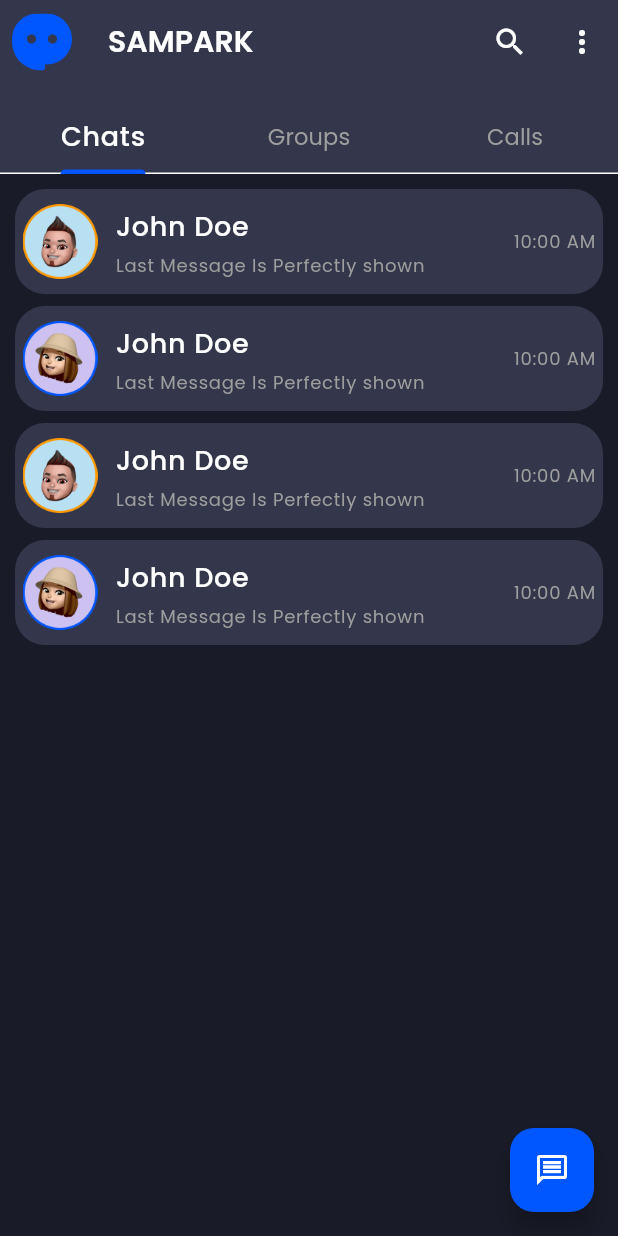
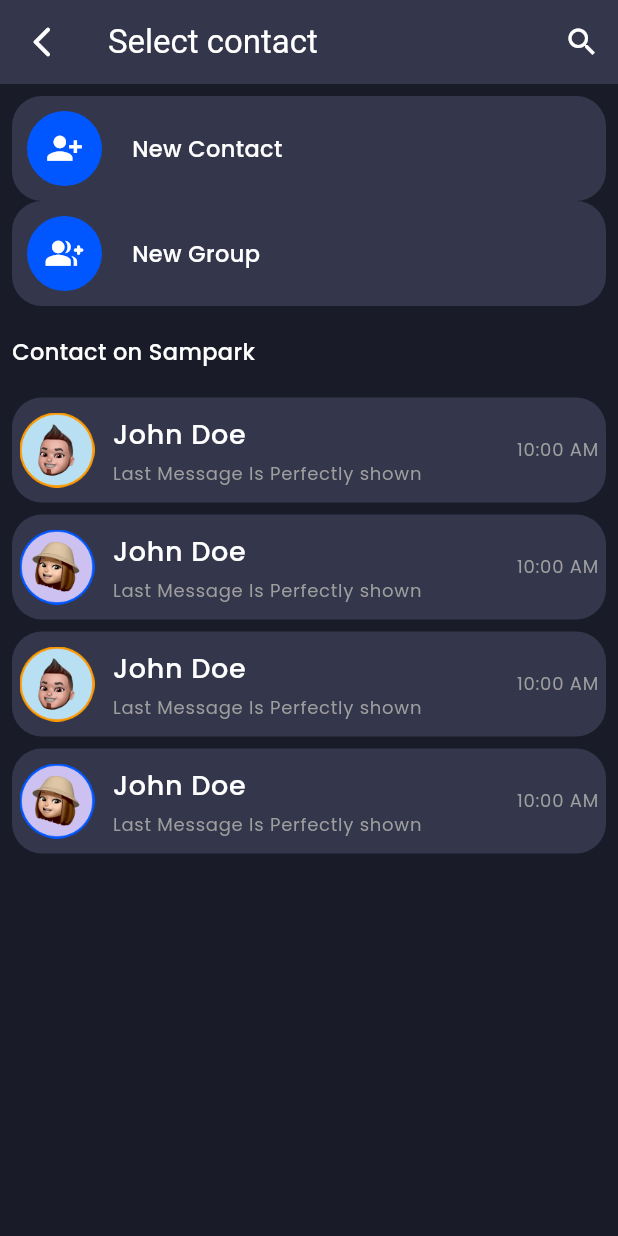
Before and after one commit to dd-18/samparkapp, a Flutter app: the HomePage screen opened by its route, after a tap on the "message" icon, on a phone screen of 412 x 824 dp. Run offline on Flutter 3.47's test engine with Material 3 defaults, Android fonts, the light colour scheme and no system bars; our stand-ins replace cloud_firestore, firebase_auth, firebase_core, flutter_svg, get, image_picker and 1 more; accounts and stored records are empty; statements that could not run were skipped.

Commit message:
feat: Implement Contact Page and navigation
- Created `ContactPage` with `NewContactTile` for adding new contacts and groups, and `ChatTile` for listing existing contacts.
- Added `NewContactTile` widget to display options for creating new contacts or groups.
- Updated `HomePage` FloatingActionButton to navigate to `ContactPage`.
- Added `/contactPage` route to `PagePath.dart`.

```diff
--- a/lib/Config/PagePath.dart
+++ b/lib/Config/PagePath.dart
@@ -1,4 +1,5 @@
 import 'package:get/get.dart';
+import 'package:samparkapp/Pages/ContactPage/ContactPage.dart';
 
 import '../Pages/Auth/AuthPage.dart';
 import '../Pages/Chat/ChatPage.dart';
@@ -32,4 +33,9 @@ var pagePath = [
     page: () => UserUpdateProfile(),
     transition: Transition.rightToLeftWithFade,
   ),
+  GetPage(
+    name: "/contactPage",
+    page: () => ContactPage(),
+    transition: Transition.rightToLeftWithFade,
+  ),
 ];
--- /dev/null
+++ b/lib/Pages/ContactPage/ContactPage.dart
@@ -0,0 +1,76 @@
+import 'package:flutter/material.dart';
+import 'package:get/get.dart';
+
+import '../../Config/Images.dart';
+import '../HomePage/Widgets/ChatTile.dart';
+import 'Widgets/NewContactTile.dart';
+
+class ContactPage extends StatelessWidget {
+  const ContactPage({super.key});
+
+  @override
+  Widget build(BuildContext context) {
+    return SafeArea(
+      child: Scaffold(
+        appBar: AppBar(
+          title: Text("Select contact"),
+          leading: IconButton(
+            onPressed: () {
+              Get.back();
+            },
+            icon: Icon(Icons.arrow_back_ios_new_rounded),
+          ),
+          actions: [IconButton(onPressed: () {}, icon: Icon(Icons.search))],
+        ),
+        body: Padding(
+          padding: const EdgeInsets.all(8.0),
+          child: ListView(
+            children: [
+              NewContactTile(
+                btnName: "New Contact",
+                icon: Icons.person_add_alt_1,
+                onTap: () {},
+              ),
+              NewContactTile(
+                btnName: "New Group",
+                icon: Icons.group_add_rounded,
+                onTap: () {},
+              ),
+              SizedBox(height: 20),
+              Row(children: [Text("Contact on Sampark")]),
+              SizedBox(height: 20),
+              Column(
+                children: [
+                  ChatTile(
+                    name: "John Doe",
+                    lastChat: "Last Message Is Perfectly shown",
+                    lastTime: "10:00 AM",
+                    imageUrl: AssetsImage.boypic,
+                  ),
+                  ChatTile(
+                    name: "John Doe",
+                    lastChat: "Last Message Is Perfectly shown",
+                    lastTime: "10:00 AM",
+                    imageUrl: AssetsImage.girlpic,
+                  ),
+                  ChatTile(
+                    name: "John Doe",
+                    lastChat: "Last Message Is Perfectly shown",
+                    lastTime: "10:00 AM",
+                    imageUrl: AssetsImage.boypic,
+                  ),
+                  ChatTile(
+                    name: "John Doe",
+                    lastChat: "Last Message Is Perfectly shown",
+                    lastTime: "10:00 AM",
+                    imageUrl: AssetsImage.girlpic,
+                  ),
+                ],
+              ),
+            ],
+          ),
+        ),
+      ),
+    );
+  }
+}
--- /dev/null
+++ b/lib/Pages/ContactPage/Widgets/NewContactTile.dart
@@ -0,0 +1,48 @@
+import 'package:flutter/material.dart';
+
+class NewContactTile extends StatelessWidget {
+  final String btnName;
+  final IconData icon;
+  final VoidCallback onTap;
+
+  const NewContactTile({
+    super.key,
+    required this.btnName,
+    required this.icon,
+    required this.onTap,
+  });
+
+  @override
+  Widget build(BuildContext context) {
+    return InkWell(
+      onTap: onTap,
+      child: Container(
+        padding: EdgeInsets.all(10),
+        decoration: BoxDecoration(
+          color: Theme.of(context).colorScheme.primaryContainer,
+          borderRadius: BorderRadius.circular(20),
+        ),
+        child: Row(
+          children: [
+            Container(
+              padding: EdgeInsets.all(10),
+              height: 50,
+              width: 50,
+              decoration: BoxDecoration(
+                color: Theme.of(context).colorScheme.primary,
+                borderRadius: BorderRadius.circular(100),
+              ),
+              child: Icon(
+                icon,
+                size: 25,
+                color: Theme.of(context).colorScheme.onPrimary,
+              ),
+            ),
+            SizedBox(width: 20),
+            Text(btnName),
+          ],
+        ),
+      ),
+    );
+  }
+}
--- a/lib/Pages/HomePage/HomePage.dart
+++ b/lib/Pages/HomePage/HomePage.dart
@@ -51,7 +51,9 @@ class _HomePageState extends State<HomePage> with TickerProviderStateMixin {
         ),
         floatingActionButton: FloatingActionButton(
           backgroundColor: Theme.of(context).colorScheme.primary,
-          onPressed: () {},
+          onPressed: () {
+            Get.toNamed("/contactPage");
+          },
           child: Icon(
             Icons.message_outlined,
             color: Theme.of(context).colorScheme.onSurface,
```
